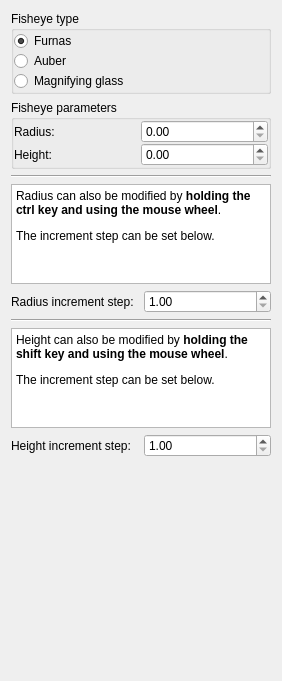
Old version of the form plugins/interactor/FishEye/FishEyeConfigWidget.ui in the repository Tulip-Dev/tulip.
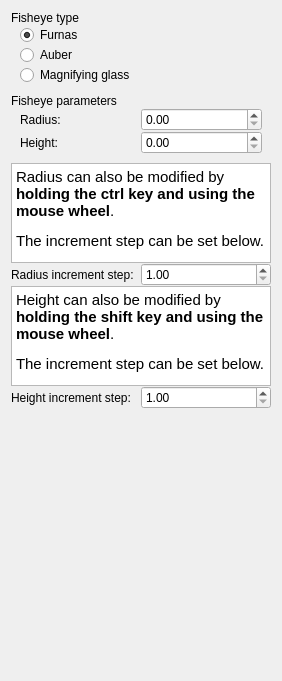
New version of the form.

Commit message: more QGroupBox replacement in plugins ui

The edit to the form file:
```diff
--- a/plugins/interactor/FishEye/FishEyeConfigWidget.ui
+++ b/plugins/interactor/FishEye/FishEyeConfigWidget.ui
@@ -14,17 +14,24 @@
    <string>Form</string>
   </property>
   <layout class="QVBoxLayout" name="verticalLayout_3">
+   <property name="spacing">
+    <number>0</number>
+   </property>
    <item>
-    <widget class="QGroupBox" name="groupBox_2">
-     <property name="maximumSize">
-      <size>
-       <width>16777215</width>
-       <height>100</height>
-      </size>
-     </property>
-     <property name="title">
+    <widget class="QLabel" name="label_3">
+     <property name="text">
       <string>Fisheye type</string>
      </property>
+    </widget>
+   </item>
+   <item>
+    <widget class="QFrame" name="frame_2">
+     <property name="maximumSize">
+      <size>
+       <width>16777215</width>
+       <height>100</height>
+      </size>
+     </property>
      <layout class="QVBoxLayout" name="verticalLayout">
       <property name="spacing">
        <number>0</number>
@@ -32,9 +39,18 @@
       <property name="sizeConstraint">
        <enum>QLayout::SetDefaultConstraint</enum>
       </property>
-      <property name="margin">
+      <property name="leftMargin">
+       <number>9</number>
+      </property>
+      <property name="topMargin">
        <number>0</number>
       </property>
+      <property name="rightMargin">
+       <number>9</number>
+      </property>
+      <property name="bottomMargin">
+       <number>9</number>
+      </property>
       <item>
        <widget class="QRadioButton" name="furnasFisheyeRb">
         <property name="sizePolicy">
@@ -69,17 +85,30 @@
     </widget>
    </item>
    <item>
-    <widget class="QGroupBox" name="groupBox_3">
-     <property name="title">
+    <widget class="QLabel" name="label_5">
+     <property name="text">
       <string>Fisheye parameters</string>
      </property>
+    </widget>
+   </item>
+   <item>
+    <widget class="QFrame" name="frame_3">
      <layout class="QVBoxLayout" name="verticalLayout_2">
       <property name="spacing">
        <number>0</number>
       </property>
-      <property name="margin">
+      <property name="leftMargin">
+       <number>9</number>
+      </property>
+      <property name="topMargin">
        <number>0</number>
       </property>
+      <property name="rightMargin">
+       <number>9</number>
+      </property>
+      <property name="bottomMargin">
+       <number>9</number>
+      </property>
       <item>
        <layout class="QHBoxLayout" name="horizontalLayout">
         <item>
@@ -115,19 +144,6 @@
      </layout>
     </widget>
    </item>
-   <item>
-    <widget class="Line" name="line">
-     <property name="sizePolicy">
-      <sizepolicy hsizetype="Expanding" vsizetype="Fixed">
-       <horstretch>0</horstretch>
-       <verstretch>0</verstretch>
-      </sizepolicy>
-     </property>
-     <property name="orientation">
-      <enum>Qt::Horizontal</enum>
-     </property>
-    </widget>
-   </item>
    <item>
     <widget class="QTextEdit" name="textEdit">
      <property name="minimumSize">
@@ -146,8 +162,12 @@
       <bool>true</bool>
      </property>
      <property name="html">
-      <string>&lt;p&gt;Radius can also be modified by &lt;b&gt;holding the ctrl key and using the mouse wheel&lt;/b&gt;.&lt;/p&gt;
-&lt;p&gt;The increment step can be set below.&lt;/p&gt;</string>
+      <string>&lt;!DOCTYPE HTML PUBLIC &quot;-//W3C//DTD HTML 4.0//EN&quot; &quot;http://www.w3.org/TR/REC-html40/strict.dtd&quot;&gt;
+&lt;html&gt;&lt;head&gt;&lt;meta name=&quot;qrichtext&quot; content=&quot;1&quot; /&gt;&lt;style type=&quot;text/css&quot;&gt;
+p, li { white-space: pre-wrap; }
+&lt;/style&gt;&lt;/head&gt;&lt;body style=&quot; font-family:'Ubuntu'; font-size:11pt; font-weight:400; font-style:normal;&quot;&gt;
+&lt;p style=&quot; margin-top:12px; margin-bottom:12px; margin-left:0px; margin-right:0px; -qt-block-indent:0; text-indent:0px;&quot;&gt;Radius can also be modified by &lt;span style=&quot; font-weight:600;&quot;&gt;holding the ctrl key and using the mouse wheel&lt;/span&gt;.&lt;/p&gt;
+&lt;p style=&quot; margin-top:12px; margin-bottom:12px; margin-left:0px; margin-right:0px; -qt-block-indent:0; text-indent:0px;&quot;&gt;The increment step can be set below.&lt;/p&gt;&lt;/body&gt;&lt;/html&gt;</string>
      </property>
     </widget>
    </item>
@@ -172,19 +192,6 @@
      </item>
     </layout>
    </item>
-   <item>
-    <widget class="Line" name="line_2">
-     <property name="sizePolicy">
-      <sizepolicy hsizetype="Expanding" vsizetype="Fixed">
-       <horstretch>0</horstretch>
-       <verstretch>0</verstretch>
-      </sizepolicy>
-     </property>
-     <property name="orientation">
-      <enum>Qt::Horizontal</enum>
-     </property>
-    </widget>
-   </item>
    <item>
     <widget class="QTextEdit" name="textEdit_2">
      <property name="minimumSize">
@@ -203,8 +210,12 @@
       <bool>true</bool>
      </property>
      <property name="html">
-      <string>&lt;p&gt;Height can also be modified by &lt;b&gt;holding the shift key and using the mouse wheel&lt;/b&gt;.&lt;/p&gt;
-&lt;p&gt;The increment step can be set below.&lt;/p&gt;</string>
+      <string>&lt;!DOCTYPE HTML PUBLIC &quot;-//W3C//DTD HTML 4.0//EN&quot; &quot;http://www.w3.org/TR/REC-html40/strict.dtd&quot;&gt;
+&lt;html&gt;&lt;head&gt;&lt;meta name=&quot;qrichtext&quot; content=&quot;1&quot; /&gt;&lt;style type=&quot;text/css&quot;&gt;
+p, li { white-space: pre-wrap; }
+&lt;/style&gt;&lt;/head&gt;&lt;body style=&quot; font-family:'Ubuntu'; font-size:11pt; font-weight:400; font-style:normal;&quot;&gt;
+&lt;p style=&quot; margin-top:12px; margin-bottom:12px; margin-left:0px; margin-right:0px; -qt-block-indent:0; text-indent:0px;&quot;&gt;Height can also be modified by &lt;span style=&quot; font-weight:600;&quot;&gt;holding the shift key and using the mouse wheel&lt;/span&gt;.&lt;/p&gt;
+&lt;p style=&quot; margin-top:12px; margin-bottom:12px; margin-left:0px; margin-right:0px; -qt-block-indent:0; text-indent:0px;&quot;&gt;The increment step can be set below.&lt;/p&gt;&lt;/body&gt;&lt;/html&gt;</string>
      </property>
     </widget>
    </item>
```
The commit also changes 10 other files.
